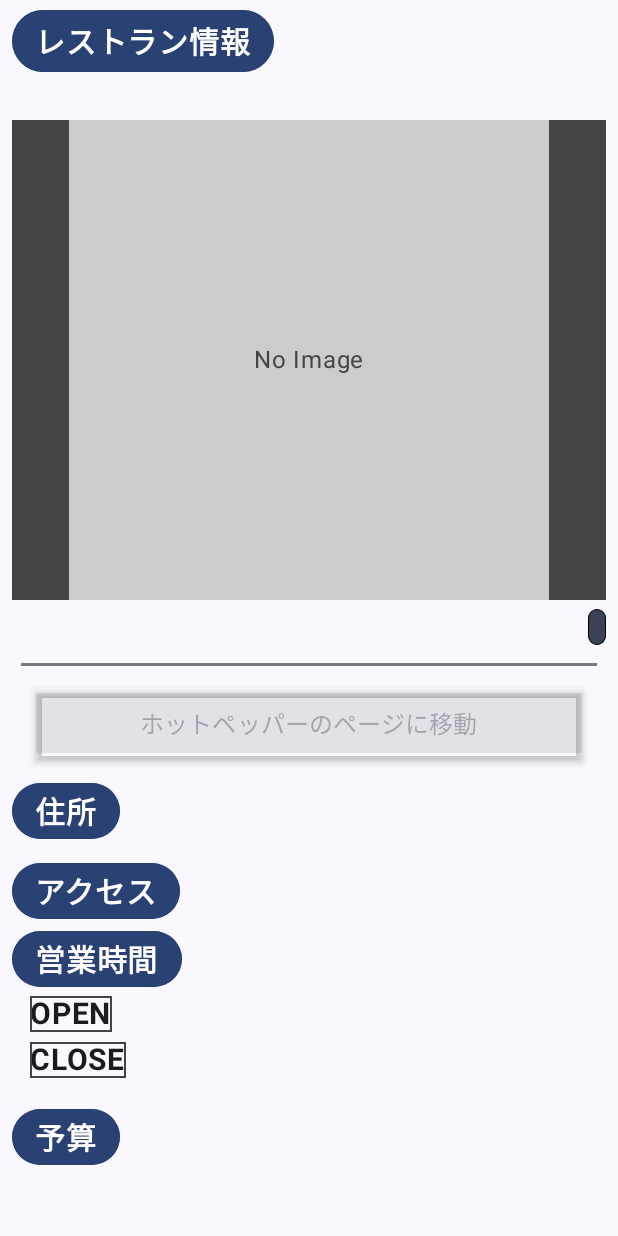
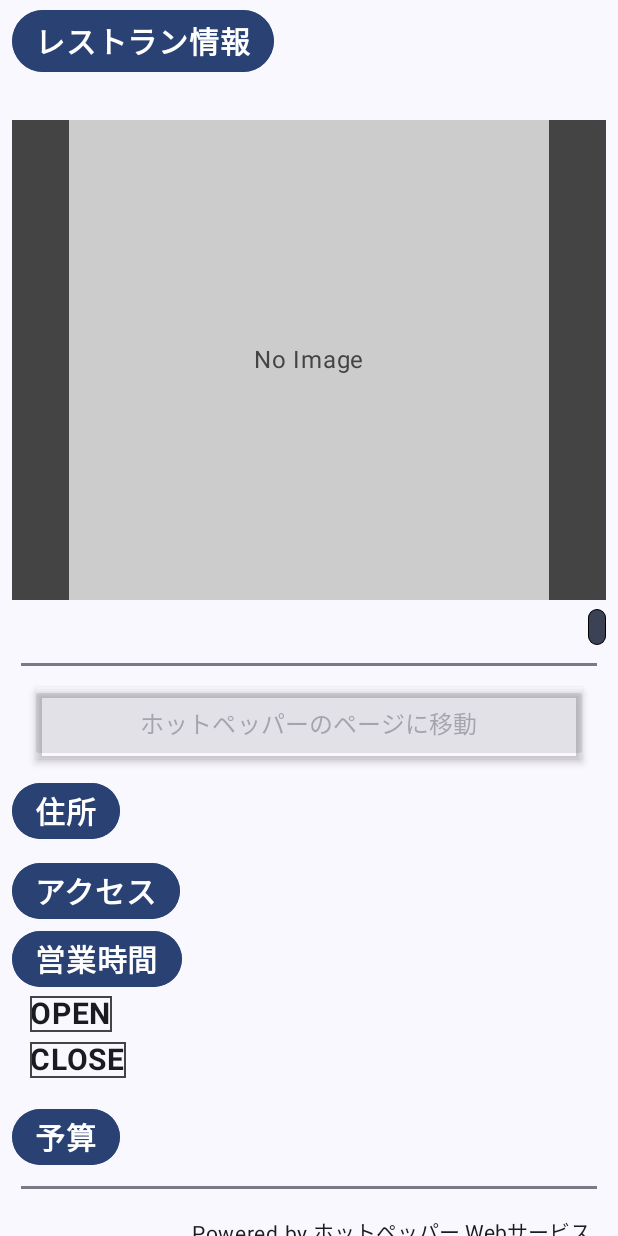
Before and after one commit to YuOyama12/NearbyRestaurantSearcher, an Android app built with Jetpack Compose: the composable DetailScreen called with empty values, on a phone screen of 412 x 824 dp. Run offline under Robolectric (Android 15) with nearby library versions, the phone set to English and light mode, and no system bars; our stand-ins replace Dagger/Hilt's generated code, Picasso; network calls fail; pictures from the network do not load; 2 statements that could not run were skipped.

Commit message:
[Added]ホットペッパーWebサービス利用にあたるクレジットを表示

```diff
--- /dev/null
+++ b/app/src/main/java/com/yuoyama12/nearbyrestaurantsearcher/composable/component/Credit.kt
@@ -0,0 +1,41 @@
+package com.yuoyama12.nearbyrestaurantsearcher.composable.component
+
+import androidx.compose.foundation.clickable
+import androidx.compose.foundation.layout.Row
+import androidx.compose.foundation.layout.Spacer
+import androidx.compose.foundation.layout.padding
+import androidx.compose.material3.Text
+import androidx.compose.runtime.Composable
+import androidx.compose.ui.Modifier
+import androidx.compose.ui.platform.LocalUriHandler
+import androidx.compose.ui.res.stringResource
+import androidx.compose.ui.text.TextStyle
+import androidx.compose.ui.text.style.TextDecoration
+import androidx.compose.ui.unit.dp
+import androidx.compose.ui.unit.sp
+import com.yuoyama12.nearbyrestaurantsearcher.R
+
+private val fontSize = 14.sp
+private const val URL = "http://webservice.recruit.co.jp/"
+@Composable
+fun Credit(modifier: Modifier = Modifier) {
+    val uriHandler = LocalUriHandler.current
+
+    Row(modifier = modifier) {
+        Text(
+            text = stringResource(R.string.hot_pepper_credit_header),
+            fontSize = fontSize
+        )
+
+        Spacer(modifier = Modifier.padding(horizontal = 1.dp))
+
+        Text(
+            modifier = Modifier.clickable {
+                uriHandler.openUri(URL)
+            },
+            text = stringResource(R.string.hot_pepper_credit_body),
+            fontSize = fontSize,
+            style = TextStyle(textDecoration = TextDecoration.Underline)
+        )
+    }
+}
--- a/app/src/main/java/com/yuoyama12/nearbyrestaurantsearcher/ui/detail/DetailScreen.kt
+++ b/app/src/main/java/com/yuoyama12/nearbyrestaurantsearcher/ui/detail/DetailScreen.kt
@@ -191,6 +191,18 @@ fun DetailScreen(
             headerText = stringResource(R.string.list_item_budget_header),
             bodyText = shop.budget.name
         )
+
+
+        Divider(
+            modifier = Modifier.padding(all = 6.dp),
+            thickness = 2.dp
+        )
+
+        Credit(
+            modifier = Modifier
+                .padding(vertical = 12.dp, horizontal = 10.dp)
+                .align(Alignment.End)
+        )
     }
 
 }
--- a/app/src/main/res/values/strings.xml
+++ b/app/src/main/res/values/strings.xml
@@ -31,4 +31,6 @@
     <string name="network_connection_error_dialog_message">通信エラーが発生しました。しばらく経ってからお試しいただくか、アプリを再起動してください。</string>
     <string name="error_dialog_title">エラー</string>
     <string name="error_dialog_message">予期せぬエラーが発生しました。しばらく経ってからお試しいただくか、アプリを再起動してください。</string>
+    <string name="hot_pepper_credit_header">Powered by</string>
+    <string name="hot_pepper_credit_body">ホットペッパー Webサービス</string>
 </resources>
```
